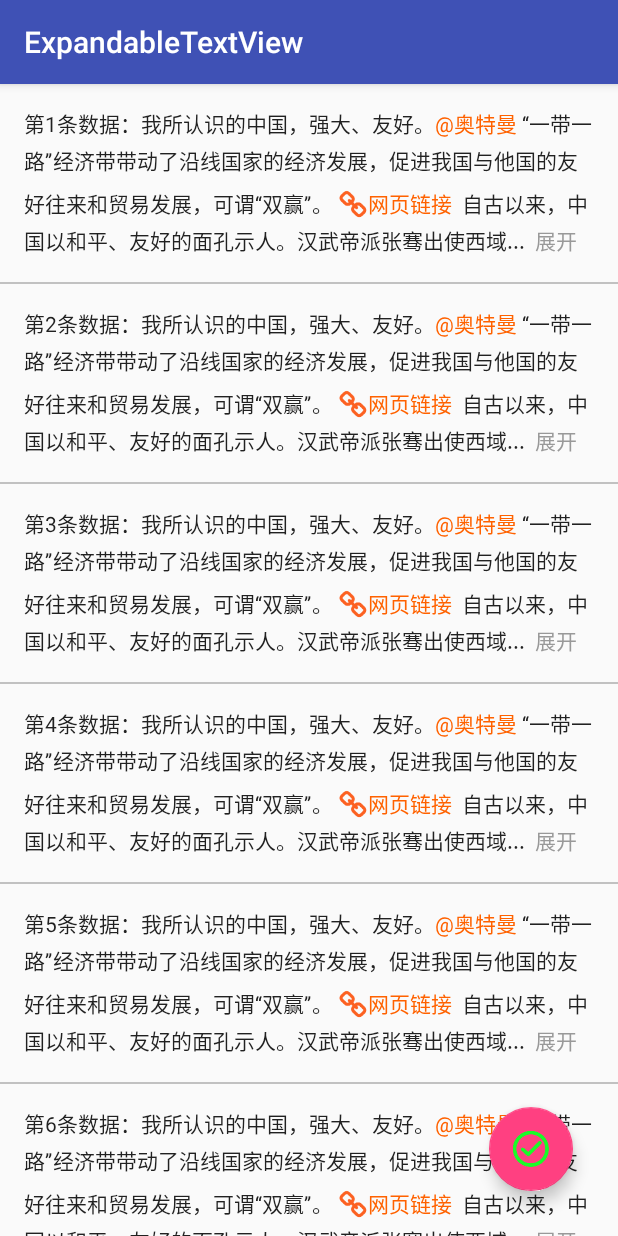
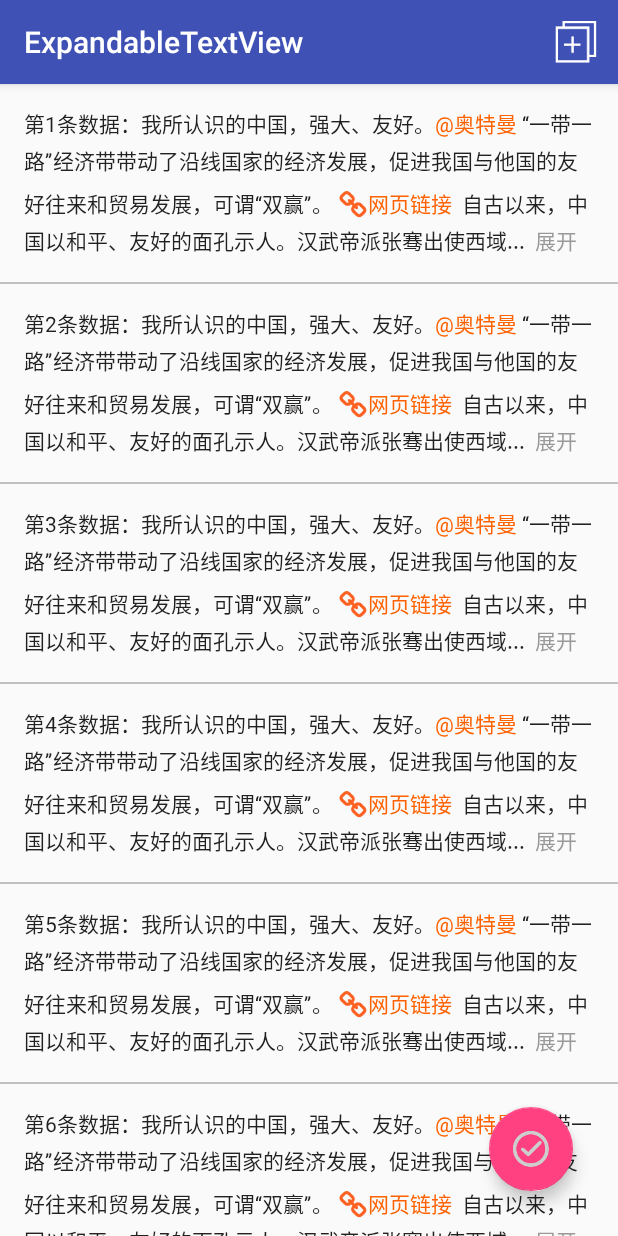
Before and after one commit to MZCretin/ExpandableTextView, an Android app: the ShowInRecyclerViewActivity screen opened directly, with no data from a screen before it, after a tap on an icon or button, on a phone screen of 412 x 824 dp. Run offline under Robolectric (Android 15) with nearby library versions, the phone set to English and light mode, and no system bars.

Commit message:
修复了不添加事件监听，点击链接会直接打开百度页面;新增了展开和收回按钮始终居右的功能;在demo中添加自定义设置显示文本的功能

```diff
--- a/app/src/main/java/com/cretin/www/expandabletextview/MainActivity.java
+++ b/app/src/main/java/com/cretin/www/expandabletextview/MainActivity.java
@@ -223,7 +223,7 @@ public class MainActivity extends AppCompatActivity {
     public boolean onOptionsItemSelected(MenuItem item) {
         View view = LayoutInflater.from(this).inflate(R.layout.dialog_input, null);
         new AlertDialog.Builder(this)
-                .setMessage("请输入新内容")
+                .setMessage("请输入将要替换的内容:")
                 .setTitle("提示")
                 .setView(view)
                 .setNegativeButton("取消", (dialog, which) -> dialog.dismiss())
--- a/app/src/main/java/com/cretin/www/expandabletextview/ShowInRecyclerViewActivity.java
+++ b/app/src/main/java/com/cretin/www/expandabletextview/ShowInRecyclerViewActivity.java
@@ -2,14 +2,19 @@ package com.cretin.www.expandabletextview;
 
 import android.content.Context;
 import android.support.design.widget.FloatingActionButton;
+import android.support.v7.app.AlertDialog;
 import android.support.v7.app.AppCompatActivity;
 import android.os.Bundle;
 import android.support.v7.widget.DividerItemDecoration;
 import android.support.v7.widget.LinearLayoutManager;
 import android.support.v7.widget.RecyclerView;
+import android.text.TextUtils;
 import android.view.LayoutInflater;
+import android.view.Menu;
+import android.view.MenuItem;
 import android.view.View;
 import android.view.ViewGroup;
+import android.widget.EditText;
 import android.widget.Toast;
 
 import com.cretin.www.expandabletextview.model.ViewModel;
@@ -28,6 +33,7 @@ public class ShowInRecyclerViewActivity extends AppCompatActivity {
 
     //是需要保存展开或收回状态
     private boolean flag = true;
+    private String content;
 
     private String yourText = "我所认识的中国，强大、友好。@奥特曼 “一带一路”经济带带动了沿线国家的经济发展，促进我国与他国的友好往来和贸易发展，可谓“双赢”。http://www.baidu.com 自古以来，中国以和平、友好的面孔示人。汉武帝派张骞出使西域，开辟丝绸之路，增进与西域各国的友好往来。http://www.baidu.com 胡麻、胡豆、香料等食材也随之传入中国，汇集于中华美食。@RNG 漠漠古道，驼铃阵阵，这条路奠定了“一带一路”的基础，让世界认识了中国。";
 
@@ -40,28 +46,35 @@ public class ShowInRecyclerViewActivity extends AppCompatActivity {
         floatingActionButton = findViewById(R.id.float_btn);
 
         list = new ArrayList<>();
-        changeStateAndSetData();
+        changeStateAndSetData(null,false);
 
-        floatingActionButton.setOnClickListener(v -> changeStateAndSetData());
+        floatingActionButton.setOnClickListener(v -> changeStateAndSetData(content,true));
     }
 
     /**
      * 切换状态
      */
-    private void changeStateAndSetData() {
-        flag = !flag;
+    private void changeStateAndSetData(String content, boolean change) {
+        if (change)
+            flag = !flag;
         list.clear();
         if (flag) {
             Toast.makeText(this, "保留之前的展开或收回状态", Toast.LENGTH_SHORT).show();
             floatingActionButton.setImageResource(R.mipmap.green);
             for (int i = 0; i < 50; i++) {
-                list.add(new ViewModelWithFlag("第" + (i + 1) + "条数据：" + yourText));
+                if (TextUtils.isEmpty(content))
+                    list.add(new ViewModelWithFlag("第" + (i + 1) + "条数据：" + yourText));
+                else
+                    list.add(new ViewModelWithFlag("第" + (i + 1) + "条数据：" + content));
             }
         } else {
             Toast.makeText(this, "不保留之前的展开或收回状态", Toast.LENGTH_SHORT).show();
             floatingActionButton.setImageResource(R.mipmap.gray);
             for (int i = 0; i < 50; i++) {
-                list.add(new ViewModel("第" + (i + 1) + "条数据：" + yourText));
+                if (TextUtils.isEmpty(content))
+                    list.add(new ViewModel("第" + (i + 1) + "条数据：" + yourText));
+                else
+                    list.add(new ViewModel("第" + (i + 1) + "条数据：" + content));
             }
         }
         adapter = new MyRecyclerViewAdapter(this, list);
@@ -127,4 +140,33 @@ public class ShowInRecyclerViewActivity extends AppCompatActivity {
             }
         }
     }
+
+    @Override
+    public boolean onCreateOptionsMenu(Menu menu) {
+        getMenuInflater().inflate(R.menu.menu_layout, menu);
+        return super.onCreateOptionsMenu(menu);
+    }
+
+    @Override
+    public boolean onOptionsItemSelected(MenuItem item) {
+        View view = LayoutInflater.from(this).inflate(R.layout.dialog_input, null);
+        new AlertDialog.Builder(this)
+                .setMessage("请输入将要替换的内容:")
+                .setTitle("提示")
+                .setView(view)
+                .setNegativeButton("取消", (dialog, which) -> dialog.dismiss())
+                .setPositiveButton("确定", (dialog, which) -> {
+                    EditText editText = view.findViewById(R.id.ed_content);
+                    String string = editText.getText().toString();
+                    if (TextUtils.isEmpty(string)) {
+                        Toast.makeText(this, "内容不能为空", Toast.LENGTH_SHORT).show();
+                        return;
+                    }
+                    content = string;
+                    changeStateAndSetData(string,false);
+                    dialog.dismiss();
+                })
+                .show();
+        return super.onOptionsItemSelected(item);
+    }
 }
```
Also changed, not shown: 3 other files.
